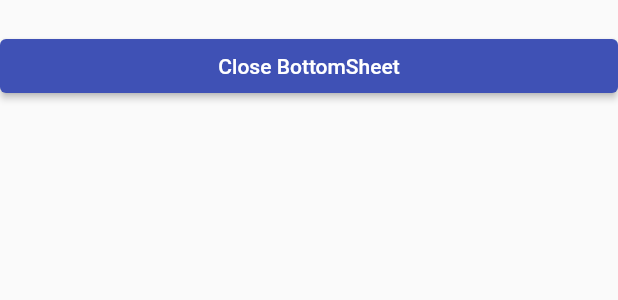
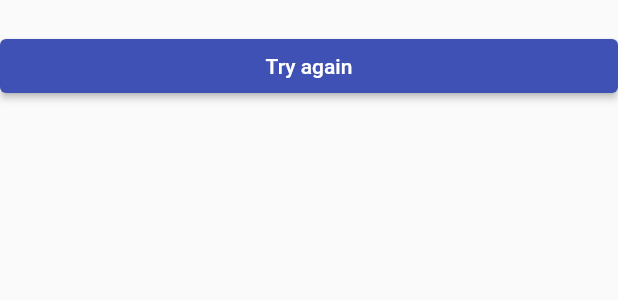
Before and after one commit to CloudLeague-sc1/noah-app, a Flutter app: the QuizCommentCloseButton widget shown alone on an empty page, opened directly, on a phone screen of 412 x 824 dp. Shown: the top 300 px of the screen. Run offline on Flutter 3.47's test engine with Material 2 defaults, Android fonts, the light colour scheme and no system bars; our stand-ins replace audio_video_progress_bar, audioplayers, carousel_slider, youtube_player_flutter.

Commit message:
Modify: Update text

```diff
--- a/lib/components/quiz_page_card.dart
+++ b/lib/components/quiz_page_card.dart
@@ -75,7 +75,7 @@ class QuizCommentCloseButton extends StatelessWidget {
         child: Row(children: [
           Expanded(
               child: ElevatedButton(
-            child: const Text('Close BottomSheet'),
+            child: const Text('Try again'),
             onPressed: () {
               Navigator.pop(context);
               onPressed?.call();
```
